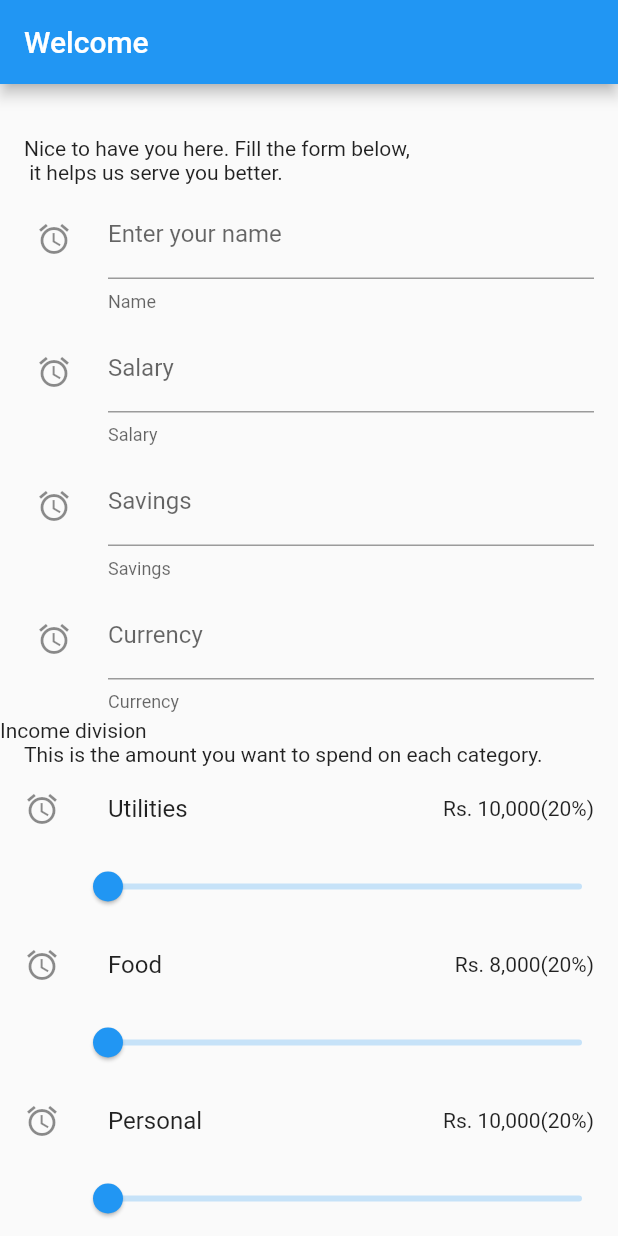
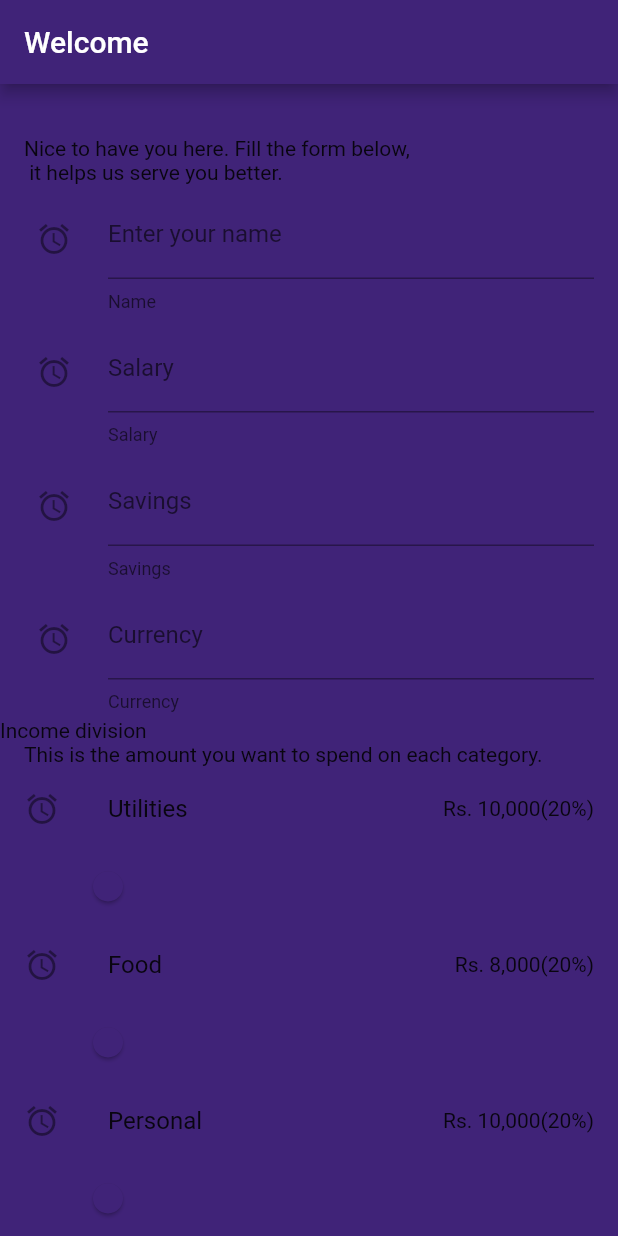
Before and after one commit to AsharZia/moneficient, a Flutter app: the screen it shows after launch, on a phone screen of 412 x 824 dp. Run offline on Flutter 3.47's test engine with Material 2 defaults, Android fonts, the phone set to English and light mode, and no system bars.

Commit message:
set primary color

```diff
--- a/lib/Registration/goal.dart
+++ b/lib/Registration/goal.dart
@@ -11,6 +11,7 @@ class _GoalScreenState extends State<GoalScreen> {
   @override
   Widget build(BuildContext context) {
     return Scaffold(
+      backgroundColor: Theme.of(context).primaryColor,
         appBar: AppBar(
           title: Text('Set a goal'),
         ),
--- a/lib/Registration/register.dart
+++ b/lib/Registration/register.dart
@@ -15,6 +15,7 @@ class _RegisterScreenState extends State<RegisterScreen> {
   @override
   Widget build(BuildContext context) {
     return Scaffold(
+      backgroundColor: Theme.of(context).primaryColor,
       appBar: AppBar(
         title: Text('Welcome'),
       ),
--- a/lib/main.dart
+++ b/lib/main.dart
@@ -2,15 +2,30 @@ import 'package:flutter/material.dart';
 import 'package:moneficient/Registration/register.dart';
 import 'package:moneficient/registration/goal.dart';
 
+Map<int, Color> color =
+{
+50:Color.fromRGBO(136,14,79, .1),
+100:Color.fromRGBO(136,14,79, .2),
+200:Color.fromRGBO(136,14,79, .3),
+300:Color.fromRGBO(136,14,79, .4),
+400:Color.fromRGBO(136,14,79, .5),
+500:Color.fromRGBO(136,14,79, .6),
+600:Color.fromRGBO(136,14,79, .7),
+700:Color.fromRGBO(136,14,79, .8),
+800:Color.fromRGBO(136,14,79, .9),
+900:Color.fromRGBO(136,14,79, 1),
+};
+
 void main() => runApp(MyApp());
 
 class MyApp extends StatelessWidget {
+  MaterialColor colorCustom = MaterialColor(0xFF402378, color);
   @override
   Widget build(BuildContext context) {
     return MaterialApp(
       title: 'Moneficient',
       theme: ThemeData(
-        primarySwatch: Colors.blue,
+        primarySwatch: colorCustom,
         buttonTheme: ButtonThemeData(
             buttonColor: Colors.purple,
             textTheme: ButtonTextTheme.primary,
```
